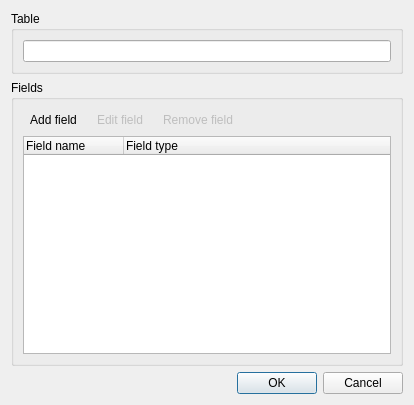
Before: the Qt Designer form src/EditTableDialog.ui in sqlitebrowser/sqlitebrowser, drawn with Qt 5.
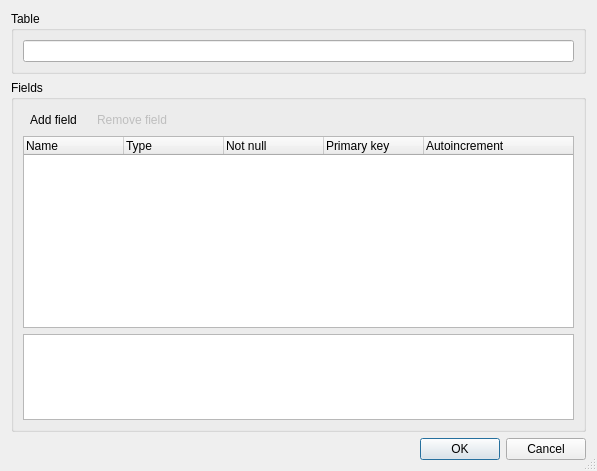
After: the same form once the commit is applied. Icons and pictures are not drawn.

Commit message: Rework the create/modify table dialog. In the crusade to remove the ugly edit field dialog. Editing tables does currently not work because of a locking issue.

Diff of the .ui file:
```diff
--- a/src/EditTableDialog.ui
+++ b/src/EditTableDialog.ui
@@ -6,8 +6,8 @@
    <rect>
     <x>0</x>
     <y>0</y>
-    <width>414</width>
-    <height>405</height>
+    <width>597</width>
+    <height>471</height>
    </rect>
   </property>
   <property name="windowTitle">
@@ -17,6 +17,9 @@
    <iconset resource="icons/icons.qrc">
     <normaloff>:/icons/table</normaloff>:/icons/table</iconset>
   </property>
+  <property name="sizeGripEnabled">
+   <bool>true</bool>
+  </property>
   <layout class="QVBoxLayout" name="verticalLayout_2">
    <item>
     <widget class="QGroupBox" name="groupTable">
@@ -62,26 +65,6 @@
           </property>
          </widget>
         </item>
-        <item>
-         <widget class="QToolButton" name="renameFieldButton">
-          <property name="enabled">
-           <bool>false</bool>
-          </property>
-          <property name="text">
-           <string>Edit field</string>
-          </property>
-          <property name="icon">
-           <iconset resource="icons/icons.qrc">
-            <normaloff>:/icons/field_edit</normaloff>:/icons/field_edit</iconset>
-          </property>
-          <property name="toolButtonStyle">
-           <enum>Qt::ToolButtonTextBesideIcon</enum>
-          </property>
-          <property name="autoRaise">
-           <bool>true</bool>
-          </property>
-         </widget>
-        </item>
         <item>
          <widget class="QToolButton" name="removeFieldButton">
           <property name="enabled">
@@ -119,18 +102,45 @@
       </item>
       <item>
        <widget class="QTreeWidget" name="treeWidget">
+        <property name="sizePolicy">
+         <sizepolicy hsizetype="Expanding" vsizetype="MinimumExpanding">
+          <horstretch>0</horstretch>
+          <verstretch>0</verstretch>
+         </sizepolicy>
+        </property>
+        <property name="rootIsDecorated">
+         <bool>false</bool>
+        </property>
         <column>
          <property name="text">
-          <string>Field name</string>
+          <string>Name</string>
          </property>
         </column>
         <column>
          <property name="text">
-          <string>Field type</string>
+          <string>Type</string>
+         </property>
+        </column>
+        <column>
+         <property name="text">
+          <string>Not null</string>
+         </property>
+        </column>
+        <column>
+         <property name="text">
+          <string>Primary key</string>
+         </property>
+        </column>
+        <column>
+         <property name="text">
+          <string>Autoincrement</string>
          </property>
         </column>
        </widget>
       </item>
+      <item>
+       <widget class="QTextEdit" name="sqlTextEdit"/>
+      </item>
      </layout>
     </widget>
    </item>
```
Left out of the diff: 34 changed lines with no effect on the pictures. The commit also changes 2 other files.
